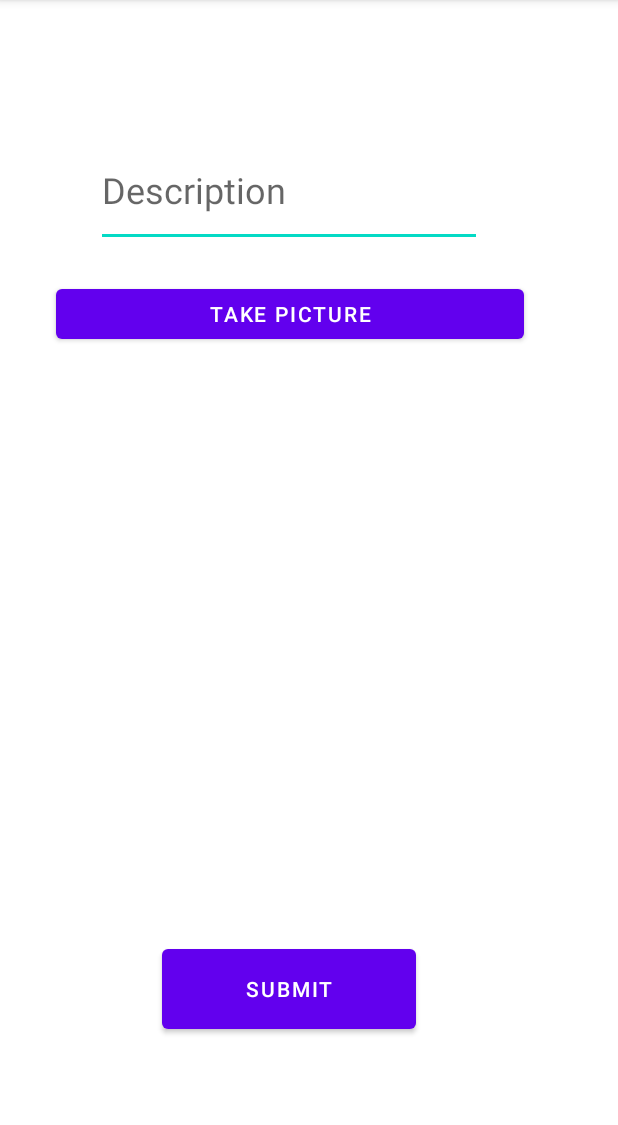
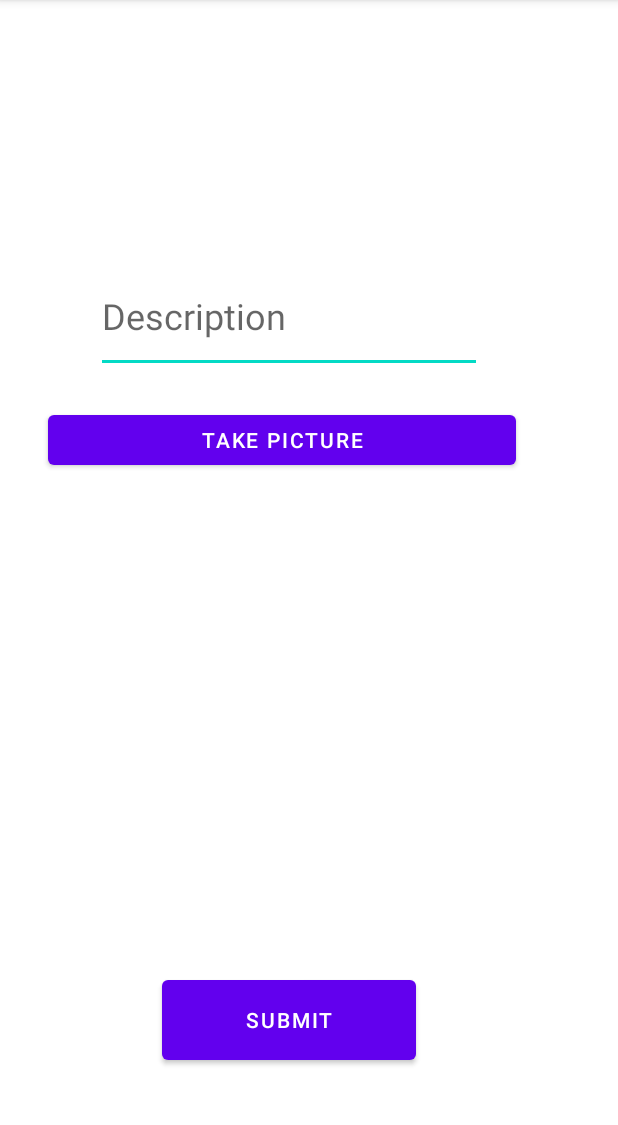
Before and after one commit to bnguyen142/InstaGom, an Android app: the MainActivity screen opened directly, with no data from a screen before it, on a phone screen of 412 x 824 dp, the part 84-1209 px from its top. Run offline under Robolectric (Android 15) with nearby library versions, the phone set to English and light mode, and no system bars; libraries missing offline, so code that uses them is left out: com.codepath.asynchttpclient; 1 statement that could not run was skipped.

Commit message:
fixed the error the photos

```diff
--- a/app/src/main/java/com/example/instagom/MainActivity.java
+++ b/app/src/main/java/com/example/instagom/MainActivity.java
@@ -38,7 +38,7 @@ public class MainActivity extends AppCompatActivity {
     private ImageView ivPostImage;
     private Button btnSubmit;
     private File photoFile;
-    public String photoFileName = "photo.jpg)";
+    public String photoFileName = "photo.jpg";
 
     @Override
     protected void onCreate(Bundle savedInstanceState) {
--- a/app/src/main/res/layout/activity_main.xml
+++ b/app/src/main/res/layout/activity_main.xml
@@ -11,11 +11,11 @@
         android:id="@+id/btnCaptureImage"
         android:layout_width="312dp"
         android:layout_height="45dp"
-        android:layout_marginBottom="536dp"
+        android:layout_marginBottom="452dp"
         android:text="TAKE PICTURE"
         app:layout_constraintBottom_toBottomOf="parent"
         app:layout_constraintEnd_toEndOf="parent"
-        app:layout_constraintHorizontal_bias="0.373"
+        app:layout_constraintHorizontal_bias="0.323"
         app:layout_constraintStart_toStartOf="parent" />
 
     <ImageView
```
